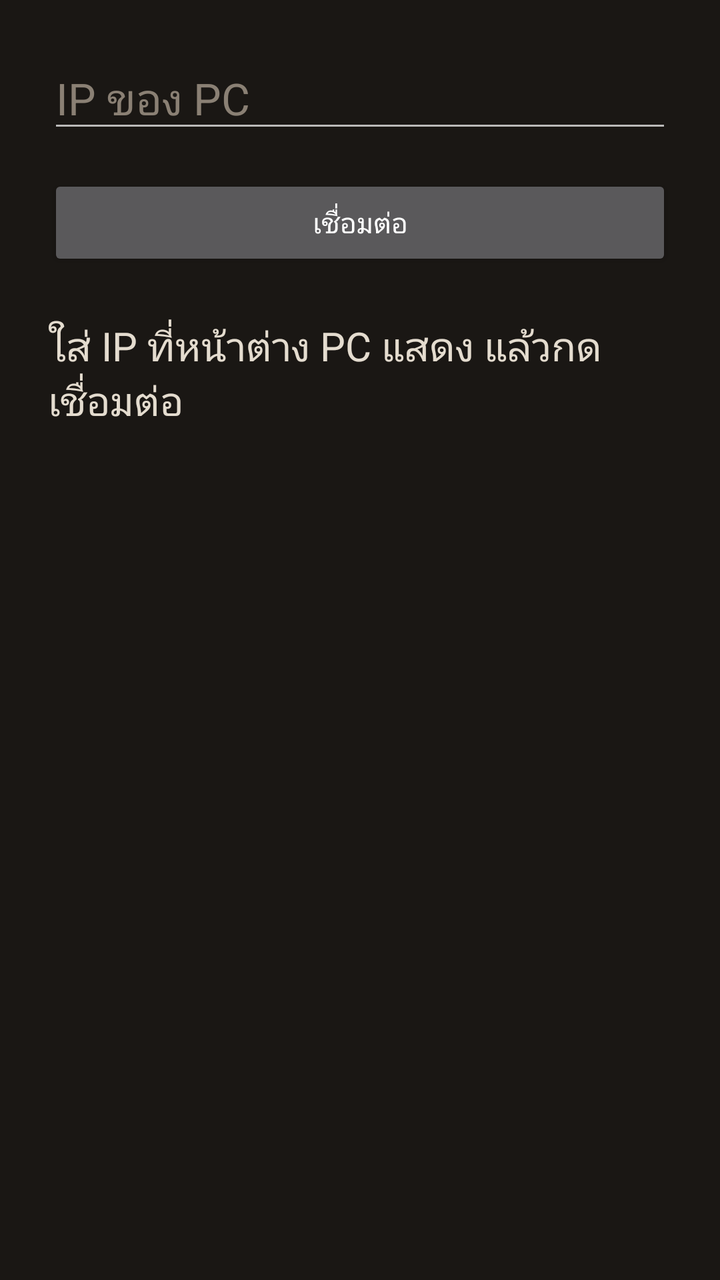
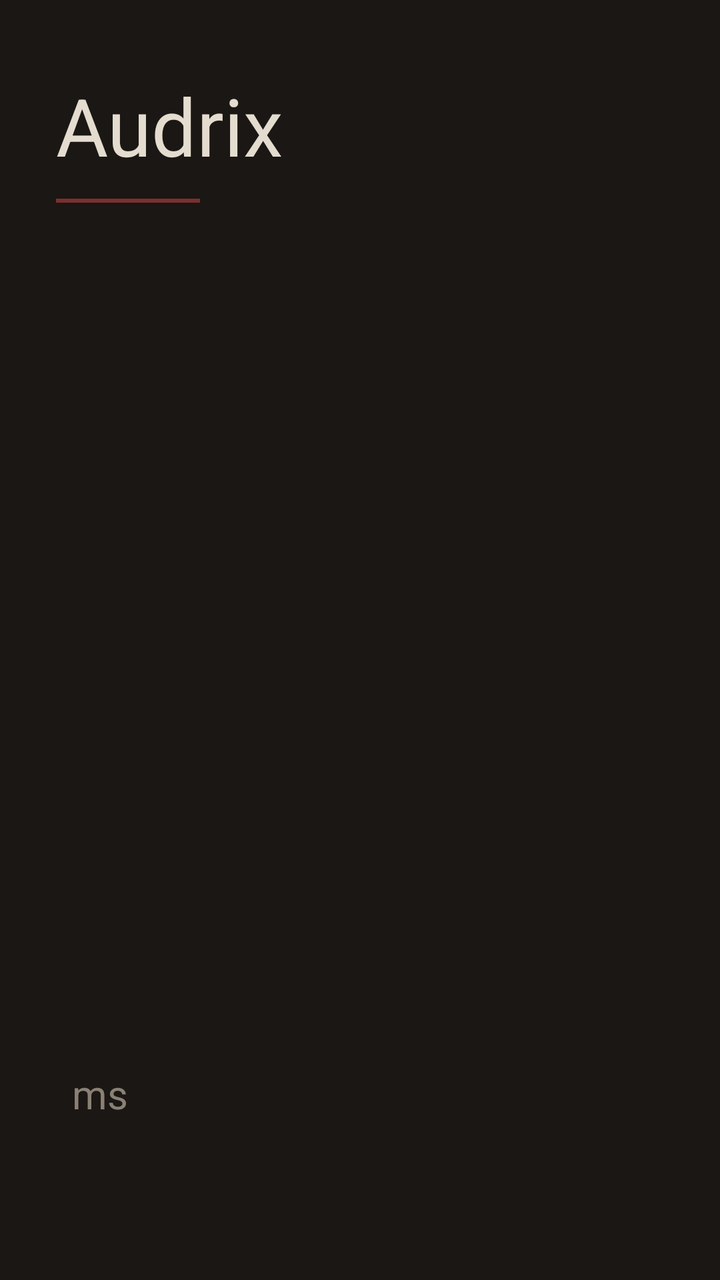

Two renders of the same Android screen: before a commit and after it. Below are the layout's source before the change and the commit's diff.
<!-- AndroidManifest.xml: application theme Theme.Audrix -->
<!-- res/layout/activity_main.xml -->
<?xml version="1.0" encoding="utf-8"?>
<LinearLayout xmlns:android="http://schemas.android.com/apk/res/android"
    android:layout_width="match_parent"
    android:layout_height="match_parent"
    android:background="#1A1714"
    android:orientation="vertical"
    android:padding="24dp">

    <EditText
        android:id="@+id/pc_ip"
        android:layout_width="match_parent"
        android:layout_height="wrap_content"
        android:hint="IP ของ PC"
        android:inputType="text"
        android:textColor="#E4DCCF"
        android:textColorHint="#8A8074"
        android:textSize="22sp" />

    <Button
        android:id="@+id/connect"
        android:layout_width="match_parent"
        android:layout_height="wrap_content"
        android:layout_marginTop="16dp"
        android:text="เชื่อมต่อ" />

    <TextView
        android:id="@+id/status"
        android:layout_width="match_parent"
        android:layout_height="wrap_content"
        android:layout_marginTop="24dp"
        android:text="ใส่ IP ที่หน้าต่าง PC แสดง แล้วกดเชื่อมต่อ"
        android:textColor="#E4DCCF"
        android:textSize="20sp" />
</LinearLayout>
<!-- resources referenced by this layout -->
<resources>
  <style name="Theme.Audrix" parent="android:Theme.Material.NoActionBar">
          <item name="android:windowBackground">#1A1714</item>
          <item name="android:statusBarColor">#1A1714</item>
          <item name="android:navigationBarColor">#1A1714</item>
      </style>
</resources>

<!-- the commit's change to res/layout/activity_main.xml (unified diff, before → after) -->
@@ -4,31 +4,63 @@
     android:layout_height="match_parent"
     android:background="#1A1714"
     android:orientation="vertical"
-    android:padding="24dp">
+    android:paddingStart="28dp"
+    android:paddingTop="36dp"
+    android:paddingEnd="28dp"
+    android:paddingBottom="28dp">
 
-    <EditText
-        android:id="@+id/pc_ip"
+    <TextView
+        android:id="@+id/title"
+        android:layout_width="wrap_content"
+        android:layout_height="wrap_content"
+        android:text="Audrix"
+        android:textColor="#E4DCCF"
+        android:textSize="40sp" />
+
+    <View
+        android:layout_width="72dp"
+        android:layout_height="2dp"
+        android:layout_marginTop="10dp"
+        android:background="#7C3030" />
+
+    <ListView
+        android:id="@+id/pcs"
         android:layout_width="match_parent"
+        android:layout_height="0dp"
+        android:layout_marginTop="28dp"
+        android:layout_weight="1"
+        android:divider="#3A342E"
+        android:dividerHeight="1dp" />
+
+    <LinearLayout
+        android:layout_width="wrap_content"
         android:layout_height="wrap_content"
-        android:hint="IP ของ PC"
-        android:inputType="text"
-        android:textColor="#E4DCCF"
-        android:textColorHint="#8A8074"
-        android:textSize="22sp" />
+        android:gravity="bottom"
+        android:orientation="horizontal">
 
-    <Button
-        android:id="@+id/connect"
-        android:layout_width="match_parent"
-        android:layout_height="wrap_content"
-        android:layout_marginTop="16dp"
-        android:text="เชื่อมต่อ" />
+        <TextView
+            android:id="@+id/latency"
+            android:layout_width="wrap_content"
+            android:layout_height="wrap_content"
+            android:textColor="#E4DCCF"
+            android:textSize="64sp" />
+
+        <TextView
+            android:id="@+id/ms"
+            android:layout_width="wrap_content"
+            android:layout_height="wrap_content"
+            android:layout_marginStart="8dp"
+            android:layout_marginBottom="10dp"
+            android:text="ms"
+            android:textColor="#8A8074"
+            android:textSize="20sp" />
+    </LinearLayout>
 
     <TextView
         android:id="@+id/status"
         android:layout_width="match_parent"
         android:layout_height="wrap_content"
-        android:layout_marginTop="24dp"
-        android:text="ใส่ IP ที่หน้าต่าง PC แสดง แล้วกดเชื่อมต่อ"
-        android:textColor="#E4DCCF"
-        android:textSize="20sp" />
+        android:layout_marginTop="8dp"
+        android:textColor="#8A8074"
+        android:textSize="16sp" />
 </LinearLayout>
